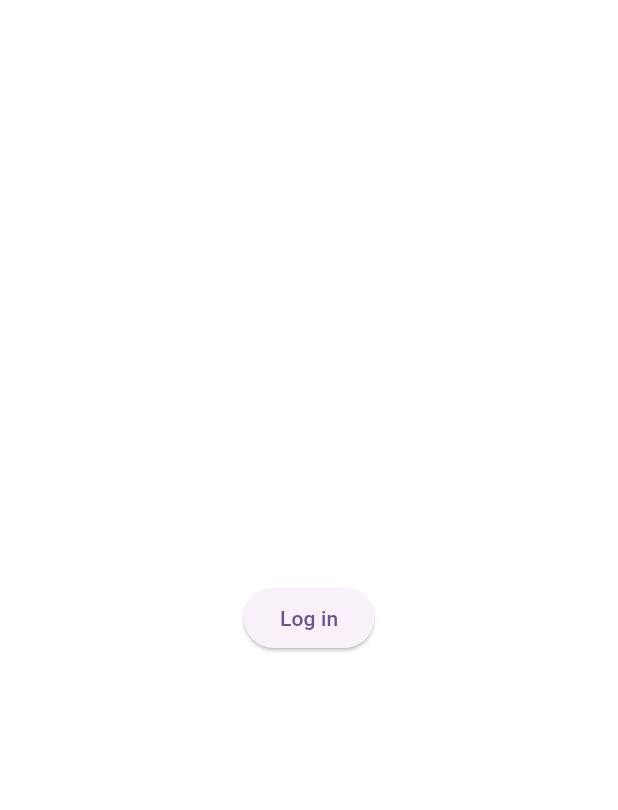
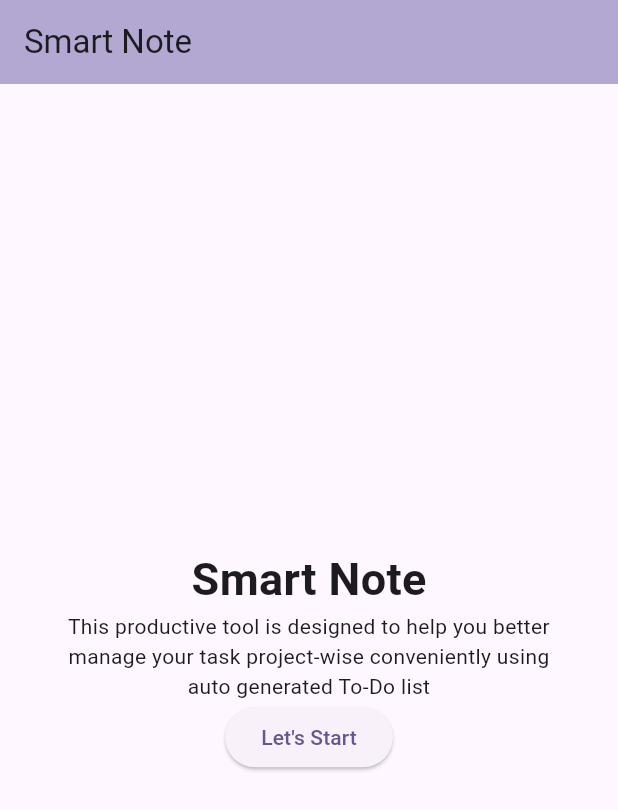
Before and after one commit to alizaenazet/smart-note, a Flutter app: the screen it shows after launch, on a phone screen of 412 x 824 dp. Shown: the top 810 px of the screen. Run offline on Flutter 3.47's test engine with Material 3 defaults, Android fonts, the phone set to English and light mode, and no system bars; missing offline and left inert: auth0_flutter.

```diff
--- a/lib/main.dart
+++ b/lib/main.dart
@@ -12,7 +12,7 @@ class MyApp extends StatelessWidget {
   @override
   Widget build(BuildContext context) {
     return MaterialApp(
-      title: 'Flutter Test',
+      title: 'Smart Note',
       theme: ThemeData(
         colorScheme: ColorScheme.fromSeed(seedColor: Colors.deepPurple),
         useMaterial3: true,
--- a/lib/pages/login.dart
+++ b/lib/pages/login.dart
@@ -20,40 +20,48 @@ class _MainViewState extends State<MainView> {
 
 @override
 Widget build(BuildContext context) {
-    return Column(
-      mainAxisAlignment: MainAxisAlignment.center,
+  return Scaffold(
+    appBar: AppBar(
+      title: const Text('Smart Note'),
+      backgroundColor: const Color.fromARGB(255, 178, 168, 210),
+    ),
+    body: Padding(
+      padding: const EdgeInsets.all(30.0),
+      child: Center( // Wraps the Column to center it vertically and horizontally
+        child: Column(
+          mainAxisSize: MainAxisSize.min, // Centers children vertically
           children: <Widget>[
+            const Text(
+              "Smart Note",
+              style: TextStyle(
+                fontSize: 30,
+                fontWeight: FontWeight.bold,
+              ),
+            ),
+            const Text(
+              "This productive tool is designed to help you better manage your task project-wise conveniently using auto generated To-Do list",
+              textAlign: TextAlign.center, // Optional for better text alignment
+            ),
             if (_credentials == null)
               ElevatedButton(
                 onPressed: () async {
-                // Use a Universal Link callback URL on iOS 17.4+ / macOS 14.4+
-                // useHTTPS is ignored on Android
-                final credentials =
-                    await auth0.webAuthentication(scheme: 'smartnote').login(useHTTPS: true);
-
+                  final credentials = await auth0.webAuthentication(scheme: 'smartnote').login(useHTTPS: true);
                   setState(() {
                     _credentials = credentials;
                   });
+                    Navigator.pushReplacement(
+                      context,
+                      MaterialPageRoute(
+                        builder: (context) => Dashboard(user:_credentials!.user), // Replace with your target page
+                      ),
+                    );
                 },
-              child: const Text("Log in"))
-        else
-          Column(
-            children: [
-              ProfileView(user: _credentials!.user),
-              ElevatedButton(
-                  onPressed: () async {
-                    // Use a Universal Link logout URL on iOS 17.4+ / macOS 14.4+
-                    // useHTTPS is ignored on Android
-                    await auth0.webAuthentication(scheme: 'smartnote').logout(useHTTPS: true);
-
-                    setState(() {
-                      _credentials = null;
-                    });
-                  },
-                  child: const Text("Log out"))
-            ],
+                child: const Text("Let's Start"),
               )
           ],
+        ),
+      ),
+    ),
   );
 }
 }
--- a/lib/pages/pages.dart
+++ b/lib/pages/pages.dart
@@ -2,4 +2,4 @@ import 'package:auth0_flutter/auth0_flutter.dart';
 import 'package:flutter/material.dart';
 
 part 'login.dart';
-part 'profileview.dart';
+part 'dashboard.dart';
```
Also changed, not shown: lib/pages/dashboard.dart (added, +95 -0 lines), lib/pages/profileview.dart (deleted, +0 -18 lines). Lines whose indentation alone changed are shown as unchanged.
